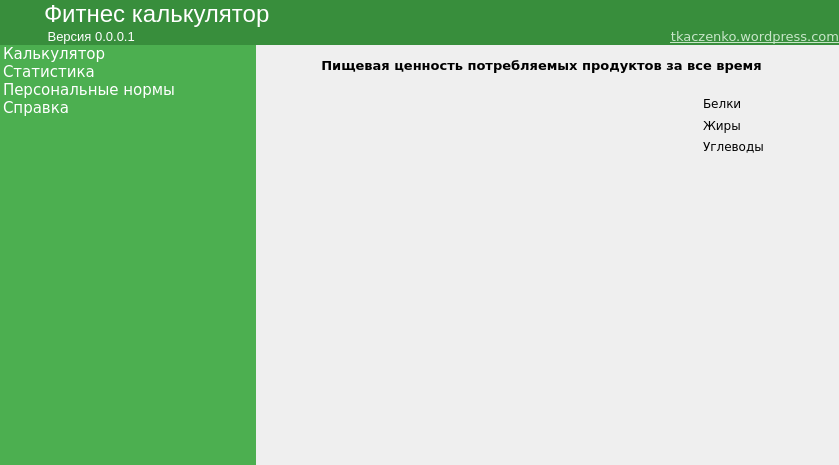
Qt form FitnessCalc.ui (tkacz-/FitAssist) before a commit.
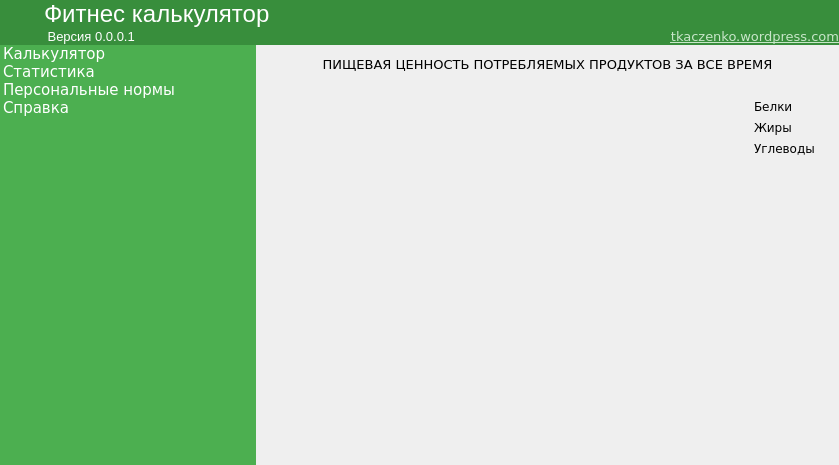
The same form after that commit. The open tabs and pages were chosen to show the change. Icons and pictures are not drawn. Custom widgets are drawn as their Qt base class.

Commit message:
FitnessCalc v.0.0.10
+Square PieChart
+UI changing

```diff
--- a/FitnessCalc.ui
+++ b/FitnessCalc.ui
@@ -10,6 +10,11 @@
     <height>462</height>
    </rect>
   </property>
+  <property name="font">
+   <font>
+    <stylestrategy>PreferAntialias</stylestrategy>
+   </font>
+  </property>
   <property name="windowTitle">
    <string>FitnessCalc</string>
   </property>
@@ -515,74 +520,17 @@
        </layout>
       </widget>
       <widget class="QWidget" name="pageStatistics">
-       <widget class="QLabel" name="label_28">
-        <property name="geometry">
-         <rect>
-          <x>0</x>
-          <y>10</y>
-          <width>571</width>
-          <height>20</height>
-         </rect>
-        </property>
-        <property name="font">
-         <font>
-          <pointsize>10</pointsize>
-          <weight>75</weight>
-          <bold>true</bold>
-         </font>
-        </property>
-        <property name="text">
-         <string>Пищевая ценность потребляемых продуктов за все время</string>
-        </property>
-        <property name="alignment">
-         <set>Qt::AlignCenter</set>
-        </property>
-       </widget>
-       <widget class="PieChart" name="widget" native="true">
-        <property name="geometry">
-         <rect>
-          <x>10</x>
-          <y>40</y>
-          <width>361</width>
-          <height>361</height>
-         </rect>
-        </property>
-       </widget>
-       <widget class="QWidget" name="gridLayoutWidget">
-        <property name="geometry">
-         <rect>
-          <x>380</x>
-          <y>40</y>
-          <width>195</width>
-          <height>80</height>
-         </rect>
-        </property>
+       <layout class="QGridLayout" name="gridLayout_7">
+        <item row="2" column="1">
         <layout class="QGridLayout" name="gridLayout_6">
-         <item row="0" column="0">
-          <widget class="QLabel" name="lblDrawProtein">
-           <property name="text">
-            <string/>
-           </property>
-           <property name="alignment">
-            <set>Qt::AlignRight|Qt::AlignTrailing|Qt::AlignVCenter</set>
-           </property>
-          </widget>
-         </item>
-         <item row="0" column="1">
-          <widget class="QLabel" name="label_30">
-           <property name="text">
-            <string>Белки</string>
-           </property>
-          </widget>
-         </item>
-         <item row="1" column="1">
+          <item row="2" column="2">
           <widget class="QLabel" name="label_34">
            <property name="text">
             <string>Жиры</string>
            </property>
           </widget>
          </item>
-         <item row="0" column="2">
+          <item row="1" column="3">
           <widget class="QLabel" name="lblProtein">
            <property name="font">
             <font>
@@ -597,8 +545,8 @@
            </property>
           </widget>
          </item>
-         <item row="1" column="0">
-          <widget class="QLabel" name="lblDrawFat">
+          <item row="1" column="1">
+           <widget class="QLabel" name="lblDrawProtein">
            <property name="text">
             <string/>
            </property>
@@ -608,6 +556,33 @@
           </widget>
          </item>
          <item row="1" column="2">
+           <widget class="QLabel" name="label_30">
+            <property name="text">
+             <string>Белки</string>
+            </property>
+           </widget>
+          </item>
+          <item row="3" column="1">
+           <widget class="QLabel" name="lblDrawCarbohydrate">
+            <property name="text">
+             <string/>
+            </property>
+            <property name="alignment">
+             <set>Qt::AlignRight|Qt::AlignTrailing|Qt::AlignVCenter</set>
+            </property>
+           </widget>
+          </item>
+          <item row="2" column="1">
+           <widget class="QLabel" name="lblDrawFat">
+            <property name="text">
+             <string/>
+            </property>
+            <property name="alignment">
+             <set>Qt::AlignRight|Qt::AlignTrailing|Qt::AlignVCenter</set>
+            </property>
+           </widget>
+          </item>
+          <item row="2" column="3">
           <widget class="QLabel" name="lblFat">
            <property name="styleSheet">
             <string notr="true">color: rgb(250, 164, 58);</string>
@@ -617,24 +592,14 @@
            </property>
           </widget>
          </item>
-         <item row="2" column="0">
-          <widget class="QLabel" name="lblDrawCarbohydrate">
-           <property name="text">
-            <string/>
-           </property>
-           <property name="alignment">
-            <set>Qt::AlignRight|Qt::AlignTrailing|Qt::AlignVCenter</set>
-           </property>
-          </widget>
-         </item>
-         <item row="2" column="1">
+          <item row="3" column="2">
           <widget class="QLabel" name="label_37">
            <property name="text">
             <string>Углеводы</string>
            </property>
           </widget>
          </item>
-         <item row="2" column="2">
+          <item row="3" column="3">
           <widget class="QLabel" name="lblCarbohydrate">
            <property name="styleSheet">
             <string notr="true">color: rgb(178, 118, 178);</string>
@@ -644,8 +609,55 @@
            </property>
           </widget>
          </item>
-        </layout>
-       </widget>
+          <item row="1" column="0" rowspan="4">
+           <widget class="PieChart" name="widget" native="true"/>
+          </item>
+          <item row="4" column="1" colspan="3">
+           <spacer name="verticalSpacer_2">
+            <property name="orientation">
+             <enum>Qt::Vertical</enum>
+            </property>
+            <property name="sizeHint" stdset="0">
+             <size>
+              <width>20</width>
+              <height>40</height>
+             </size>
+            </property>
+           </spacer>
+          </item>
+          <item row="0" column="0">
+           <spacer name="horizontalSpacer_4">
+            <property name="orientation">
+             <enum>Qt::Horizontal</enum>
+            </property>
+            <property name="sizeHint" stdset="0">
+             <size>
+              <width>40</width>
+              <height>20</height>
+             </size>
+            </property>
+           </spacer>
+          </item>
+         </layout>
+        </item>
+        <item row="1" column="1">
+         <widget class="QLabel" name="label_28">
+          <property name="font">
+           <font>
+            <pointsize>10</pointsize>
+            <weight>50</weight>
+            <bold>false</bold>
+           </font>
+          </property>
+          <property name="text">
+           <string>ПИЩЕВАЯ ЦЕННОСТЬ ПОТРЕБЛЯЕМЫХ ПРОДУКТОВ ЗА ВСЕ ВРЕМЯ</string>
+          </property>
+          <property name="alignment">
+           <set>Qt::AlignCenter</set>
+          </property>
+         </widget>
+        </item>
+       </layout>
       </widget>
       <widget class="QWidget" name="pageNorms">
        <layout class="QGridLayout" name="gridLayout_2">
```
Left out of the diff: 258 changed lines with no effect on the pictures. Lines whose indentation alone changed are shown as unchanged. The commit also changes 4 other files.
